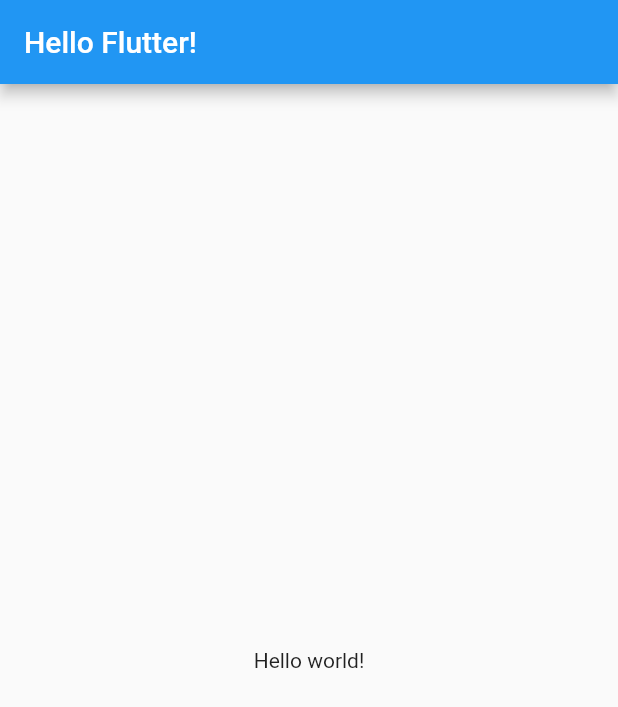
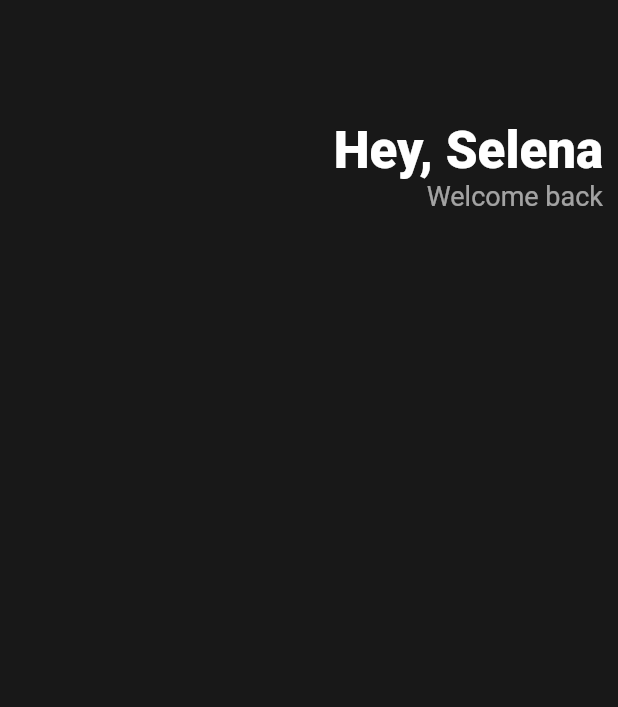
Before and after one commit to StudioZERONE/study_flutter_01_toonflix, a Flutter app: the screen it shows after launch, on a phone screen of 412 x 824 dp. Shown: the top 707 px of the screen. Run offline on Flutter 3.47's test engine with Material 2 defaults, Android fonts, the phone set to English and light mode, and no system bars.

Commit message:
UI 만들기 시작

```diff
--- a/lib/main.dart
+++ b/lib/main.dart
@@ -9,13 +9,42 @@
   Widget build(BuildContext context) {
     return MaterialApp(
       home: Scaffold(
-        appBar: AppBar(
-          title: Text('Hello Flutter!'),
-        ),
-        body: Center(
-          child: Text('Hello world!'),
-        ),
-      ),
+          backgroundColor: Color(0xFF181818),
+          body: Padding(
+            padding: EdgeInsets.symmetric(horizontal: 10),
+            child: Column(
+              children: [
+                SizedBox(
+                  height: 80,
+                ),
+                Row(
+                  mainAxisAlignment: MainAxisAlignment.end,
+                  children: [
+                    Column(
+                      crossAxisAlignment: CrossAxisAlignment.end,
+                      children: [
+                        Text(
+                          'Hey, Selena',
+                          style: TextStyle(
+                            color: Colors.white,
+                            fontSize: 34,
+                            fontWeight: FontWeight.w800,
+                          ),
+                        ),
+                        Text(
+                          'Welcome back',
+                          style: TextStyle(
+                            color: Colors.white.withOpacity(0.6),
+                            fontSize: 18,
+                          ),
+                        ),
+                      ],
+                    )
+                  ],
+                )
+              ],
+            ),
+          )),
     );
   }
 }
```
